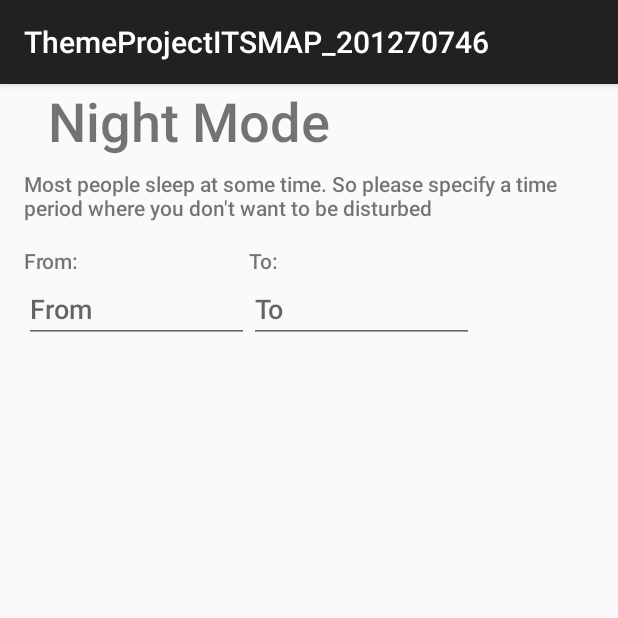
After one commit to Todtaure/ThemeProjectITSMAP_G21, an Android app: the fragment WizardNightModeFragment shown on its own in the app's theme, on a phone screen of 412 x 824 dp, the top half of it. The commit adds this screen. Run offline under Robolectric (Android 15) with nearby library versions, the phone set to English and light mode, and no system bars; 1 statement that could not run was skipped.

Commit message:
Added night mode fragement to wizard

```diff
--- a/app/src/main/java/com/example/chronos/themeprojectitsmap_201270746/Wizard/WizardActivity.java
+++ b/app/src/main/java/com/example/chronos/themeprojectitsmap_201270746/Wizard/WizardActivity.java
@@ -74,7 +74,7 @@
         // Adds fragments to a List used by WizardPagerAdapter(ViewPager)
         mPageSequence = new ArrayList<>();
         mPageSequence.add(new WizardActivityFragment());
-        //mPageSequence.add(new WizardNightModeFragment());
+        mPageSequence.add(new WizardNightModeFragment());
         //mPageSequence.add(new WizardDontDisturbFragment());
         //mPageSequence.add(new WizardGpsFragment());
         //mPageSequence.add(new WizardReviewFragment());
--- /dev/null
+++ b/app/src/main/java/com/example/chronos/themeprojectitsmap_201270746/Wizard/WizardNightModeFragment.java
@@ -0,0 +1,159 @@
+package com.example.chronos.themeprojectitsmap_201270746.Wizard;
+
+import android.app.Activity;
+import android.app.TimePickerDialog;
+import android.content.Context;
+import android.net.Uri;
+import android.os.Bundle;
+import android.support.v4.app.Fragment;
+import android.view.LayoutInflater;
+import android.view.MotionEvent;
+import android.view.View;
+import android.view.ViewGroup;
+import android.view.inputmethod.InputMethodManager;
+import android.widget.EditText;
+import android.widget.TimePicker;
+
+import com.example.chronos.themeprojectitsmap_201270746.R;
+
+import java.util.Calendar;
+import java.util.GregorianCalendar;
+
+
+public class WizardNightModeFragment extends Fragment implements View.OnClickListener {
+
+    private WizardActivity parentActivity;
+
+    EditText editTextNightModeFromTime;
+    EditText editTextNightModeToTime;
+
+    InputMethodManager imm;
+
+    public WizardNightModeFragment() {
+        // Required empty public constructor
+    }
+
+    @Override
+    public void onCreate(Bundle savedInstanceState) {
+        super.onCreate(savedInstanceState);
+
+    }
+
+    @Override
+    public View onCreateView(LayoutInflater inflater, ViewGroup container,
+                             Bundle savedInstanceState) {
+        // Inflate the layout for this fragment
+        View rootView = inflater.inflate(R.layout.fragment_wizard_night_mode, container, false);
+        imm = (InputMethodManager) getActivity().getSystemService(Context.INPUT_METHOD_SERVICE);
+
+        editTextNightModeFromTime = (EditText) rootView.findViewById(R.id.editText_nightMode_from);
+        editTextNightModeFromTime.setOnClickListener(this);
+        disableKeyboardPopup(editTextNightModeFromTime);
+
+        editTextNightModeToTime = (EditText) rootView.findViewById(R.id.editText_nightMode_to);
+        editTextNightModeToTime.setOnClickListener(this);
+        disableKeyboardPopup(editTextNightModeToTime);
+
+        return rootView;
+    }
+
+    @Override
+    public void onAttach(Activity activity) {
+        super.onAttach(activity);
+        this.parentActivity = (WizardActivity) activity;
+    }
+
+    @Override
+    public void onDetach() {
+        super.onDetach();
+        this.parentActivity = null;
+    }
+
+    @Override
+    public void onClick(View v) {
+        int hour = 0;
+        int minute = 0;
+
+        switch (v.getId()){
+            case R.id.editText_nightMode_from:
+
+                if (parentActivity.activityObject.nightModeTimeSlot.startTime != null) {
+                    hour = parentActivity.activityObject.nightModeTimeSlot.startTime.get(Calendar.HOUR_OF_DAY);
+                    minute = parentActivity.activityObject.nightModeTimeSlot.startTime.get(Calendar.MINUTE);
+                }
+
+                // Launch Time Picker Dialog
+                new TimePickerDialog(this.getActivity(),
+                        new TimePickerDialog.OnTimeSetListener() {
+
+                            @Override
+                            public void onTimeSet(TimePicker view, int hourOfDay,
+                                                  int minute) {
+
+                                parentActivity.activityObject.nightModeTimeSlot.startTime = new GregorianCalendar(0,0,0,hourOfDay,minute);
+
+                                if (parentActivity.activityObject.nightModeTimeSlot.endTime != null){
+                                    if ((parentActivity.activityObject.nightModeTimeSlot.startTime.get(Calendar.HOUR_OF_DAY) != parentActivity.activityObject.nightModeTimeSlot.endTime.get(Calendar.HOUR_OF_DAY)) | (parentActivity.activityObject.nightModeTimeSlot.startTime.get(Calendar.HOUR_OF_DAY) == parentActivity.activityObject.nightModeTimeSlot.endTime.get(Calendar.HOUR_OF_DAY) && parentActivity.activityObject.nightModeTimeSlot.startTime.get(Calendar.MINUTE) != parentActivity.activityObject.nightModeTimeSlot.endTime.get(Calendar.MINUTE))){
+                                        parentActivity.activityObject.nightModeTimeSlot.isSet = true;
+                                    } else {
+                                        parentActivity.activityObject.nightModeTimeSlot.isSet = false;
+                                    }
+                                } else {
+                                    parentActivity.activityObject.nightModeTimeSlot.isSet = false;
+                                }
+
+                                // Display Selected time in textbox
+                                editTextNightModeFromTime.setText(parentActivity.getTimeFormat(hourOfDay, minute));
+                            }
+                        }, hour, minute, true).show();
+                break;
+            case R.id.editText_nightMode_to:
+
+                if (parentActivity.activityObject.nightModeTimeSlot.endTime != null) {
+                    hour = parentActivity.activityObject.nightModeTimeSlot.endTime.get(Calendar.HOUR_OF_DAY);
+                    minute = parentActivity.activityObject.nightModeTimeSlot.endTime.get(Calendar.MINUTE);
+                }
+
+                // Launch Time Picker Dialog
+                new TimePickerDialog(this.getActivity(),
+                        new TimePickerDialog.OnTimeSetListener() {
+
+                            @Override
+                            public void onTimeSet(TimePicker view, int hourOfDay,
+                                                  int minute) {
+
+                                parentActivity.activityObject.nightModeTimeSlot.endTime = new GregorianCalendar(0,0,0,hourOfDay,minute);
+
+                                if (parentActivity.activityObject.nightModeTimeSlot.startTime != null){
+                                    if ((parentActivity.activityObject.nightModeTimeSlot.startTime.get(Calendar.HOUR_OF_DAY) != parentActivity.activityObject.nightModeTimeSlot.endTime.get(Calendar.HOUR_OF_DAY)) | (parentActivity.activityObject.nightModeTimeSlot.startTime.get(Calendar.HOUR_OF_DAY) == parentActivity.activityObject.nightModeTimeSlot.endTime.get(Calendar.HOUR_OF_DAY) && parentActivity.activityObject.nightModeTimeSlot.startTime.get(Calendar.MINUTE) != parentActivity.activityObject.nightModeTimeSlot.endTime.get(Calendar.MINUTE))){
+                                        parentActivity.activityObject.nightModeTimeSlot.isSet = true;
+                                    } else {
+                                        parentActivity.activityObject.nightModeTimeSlot.isSet = false;
+                                    }
+                                } else {
+                                    parentActivity.activityObject.nightModeTimeSlot.isSet = false;
+                                }
+
+                                // Display Selected time in textbox
+                                editTextNightModeToTime.setText(parentActivity.getTimeFormat(hourOfDay, minute));
+                            }
+                        }, hour, minute, true).show();
+                break;
+        }
+    }
+
+    private void disableKeyboardPopup(EditText editText) {
+        editText.setOnTouchListener(new View.OnTouchListener() {
+
+            @Override
+            public boolean onTouch(View v, MotionEvent event) {
+                v.onTouchEvent(event);   // handle the event first
+                if (imm != null) {
+                    imm.hideSoftInputFromWindow(v.getWindowToken(), 0);  // hide the soft keyboard
+                }
+                return true;
+            }
+        });
+    }
+
+}
--- /dev/null
+++ b/app/src/main/res/layout/fragment_wizard_night_mode.xml
@@ -0,0 +1,76 @@
+<LinearLayout xmlns:android="http://schemas.android.com/apk/res/android"
+    xmlns:tools="http://schemas.android.com/tools"
+    android:layout_width="match_parent"
+    android:layout_height="match_parent"
+    android:orientation="vertical"
+    tools:context="com.example.chronos.themeprojectitsmap_201270746.Wizard.WizardNightModeFragment">
+
+    <TextView android:layout_width="match_parent"
+        android:layout_height="wrap_content"
+        android:layout_marginBottom="8dp"
+        android:layout_marginLeft="16dp"
+        android:layout_marginRight="16dp"
+        android:paddingLeft="?android:attr/listPreferredItemPaddingLeft"
+        android:textSize="36sp"
+        android:text="@string/wizard_night_mode_title"
+        android:fontFamily="sans-serif-medium"/>
+
+    <TextView
+        android:layout_width="match_parent"
+        android:layout_height="wrap_content"
+        android:layout_marginLeft="16dp"
+        android:layout_marginRight="16dp"
+        android:layout_marginBottom="16dp"
+        android:text="@string/wizard_night_mode_text"
+        android:fontFamily="sans-serif-medium"
+        />
+
+    <LinearLayout
+        android:layout_width="match_parent"
+        android:layout_height="wrap_content">
+
+        <TextView
+            android:layout_width="150sp"
+            android:layout_height="wrap_content"
+            android:layout_marginLeft="16dp"
+            android:text="@string/wizard_timepicker_from"
+            android:fontFamily="sans-serif-medium"/>
+
+        <TextView
+            android:layout_width="wrap_content"
+            android:layout_height="wrap_content"
+            android:text="@string/wizard_timepicker_to"
+            android:fontFamily="sans-serif-medium"/>
+
+    </LinearLayout>
+
+    <LinearLayout
+        android:layout_width="match_parent"
+        android:layout_height="wrap_content">
+
+        <EditText
+            android:layout_width="150sp"
+            android:layout_height="wrap_content"
+            android:layout_marginLeft="16dp"
+            android:inputType="datetime"
+            android:focusable="false"
+            android:ems="10"
+            android:hint="From"
+            android:id="@+id/editText_nightMode_from"
+            android:fontFamily="sans-serif-medium"
+            />
+
+        <EditText
+            android:layout_width="150sp"
+            android:layout_height="wrap_content"
+            android:inputType="datetime"
+            android:focusable="false"
+            android:ems="10"
+            android:hint="To"
+            android:id="@+id/editText_nightMode_to"
+            android:fontFamily="sans-serif-medium"
+            />
+
+    </LinearLayout>
+
+</LinearLayout>
--- a/app/src/main/res/values/strings.xml
+++ b/app/src/main/res/values/strings.xml
@@ -13,6 +13,13 @@
     <string name="wizard_hint_activity_name">e.g. running exercises</string>
     <string name="wizard_label_activity_duration">Activity duration(mins):</string>
     <string name="wizard_hint_activity_duration">e.g. 60</string>
+    <string name="wizard_night_mode_title">Night Mode</string>
+    <string name="wizard_night_mode_text">Most people sleep at some time. So please specify a time period
+        where you don\'t want to be disturbed</string>
+    <string name="wizard_timepicker_from">From: </string>
+    <string name="wizard_timepicker_to">To: </string>
+
+
 
 
 </resources>
```
